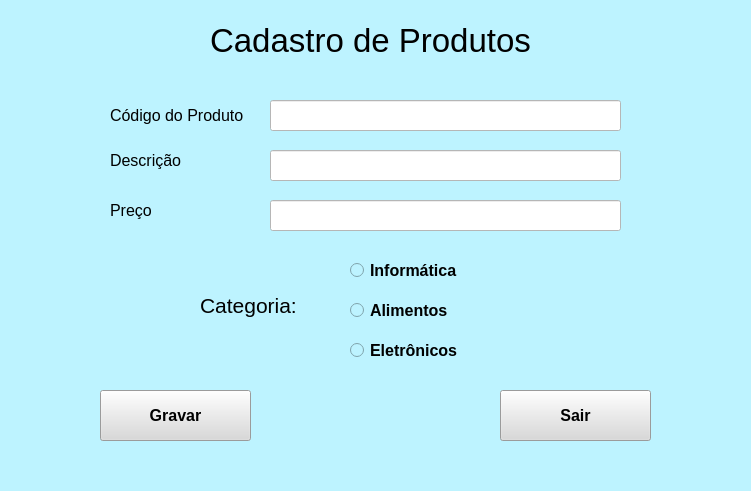
Old version of the form formulario.ui in the repository ImpactPark/Cadastro_Produtos.
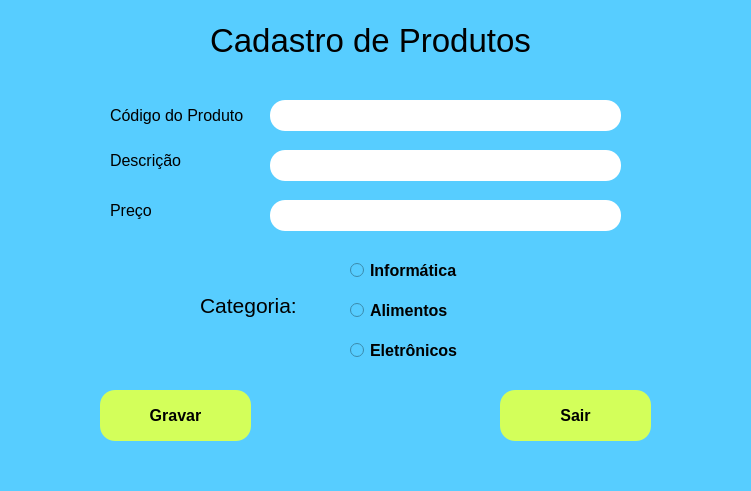
New version of the form.

Commit message: commit_sytle_formularios

```diff
--- a/formulario.ui
+++ b/formulario.ui
@@ -14,7 +14,7 @@
    <string>MainWindow</string>
   </property>
   <property name="styleSheet">
-   <string notr="true">background-color: rgb(189, 243, 255);</string>
+   <string notr="true">background-color: rgb(87, 205, 255);</string>
   </property>
   <widget class="QWidget" name="centralwidget">
    <widget class="QLabel" name="label">
@@ -99,7 +99,11 @@
      </rect>
     </property>
     <property name="styleSheet">
-     <string notr="true">background-color: rgb(255, 255, 255);</string>
+     <string notr="true">background-color: rgb(255, 255, 255);
+border-radius: 15px;
+border-stule: outset;
+border-width: 2px;
+border-color: rgb(0, 0, 0);</string>
     </property>
    </widget>
    <widget class="QLineEdit" name="lineEdit_2">
@@ -112,7 +116,11 @@
      </rect>
     </property>
     <property name="styleSheet">
-     <string notr="true">background-color: rgb(255, 255, 255);</string>
+     <string notr="true">background-color: rgb(255, 255, 255);
+border-radius: 15px;
+border-stule: outset;
+border-width: 2px;
+border-color: rgb(0, 0, 0);</string>
     </property>
    </widget>
    <widget class="QLineEdit" name="lineEdit_3">
@@ -125,7 +133,11 @@
      </rect>
     </property>
     <property name="styleSheet">
-     <string notr="true">background-color: rgb(255, 255, 255);</string>
+     <string notr="true">background-color: rgb(255, 255, 255);
+border-radius: 15px;
+border-stule: outset;
+border-width: 2px;
+border-color: rgb(0, 0, 0);</string>
     </property>
    </widget>
    <widget class="QRadioButton" name="radioButton">
@@ -223,7 +235,12 @@
      </font>
     </property>
     <property name="styleSheet">
-     <string notr="true">background-color: rgb(217, 217, 217);</string>
+     <string notr="true">background-color: rgb(211, 255, 90);
+border-color: rgb(0, 0, 0);
+border-radius: 15px;
+border-stule: outset;
+border-width: 2px;
+border-color: rgb(0, 0, 0);</string>
     </property>
     <property name="text">
      <string>Gravar</string>
@@ -246,7 +263,12 @@
      </font>
     </property>
     <property name="styleSheet">
-     <string notr="true">background-color: rgb(217, 217, 217);</string>
+     <string notr="true">background-color: rgb(211, 255, 90);
+border-color: rgb(0, 0, 0);
+border-radius: 15px;
+border-stule: outset;
+border-width: 2px;
+border-color: rgb(0, 0, 0);</string>
     </property>
     <property name="text">
      <string>Sair</string>
```
The commit also changes 1 other file.
